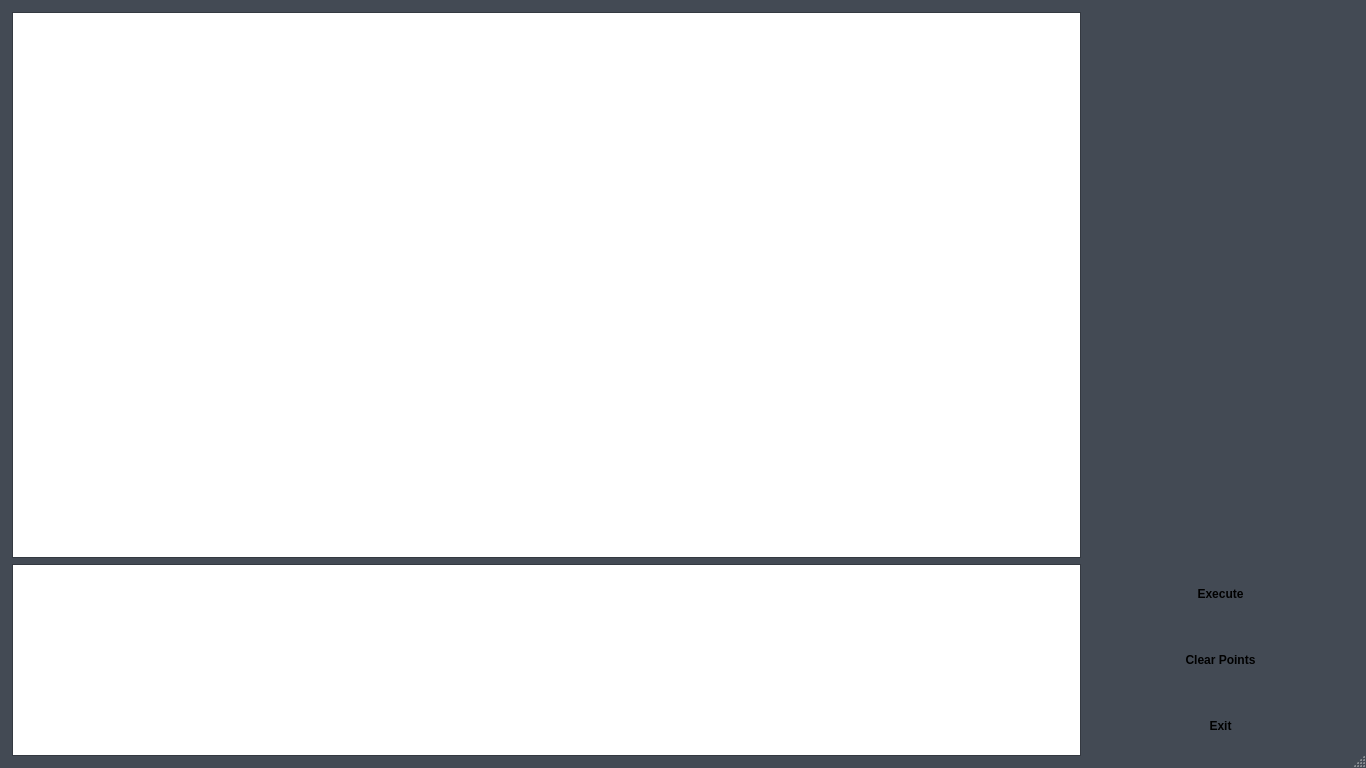
The window that GS/mapplanning.ui (UCI-UAVForge/GroundStation) describes before a commit, drawn with Qt 5.
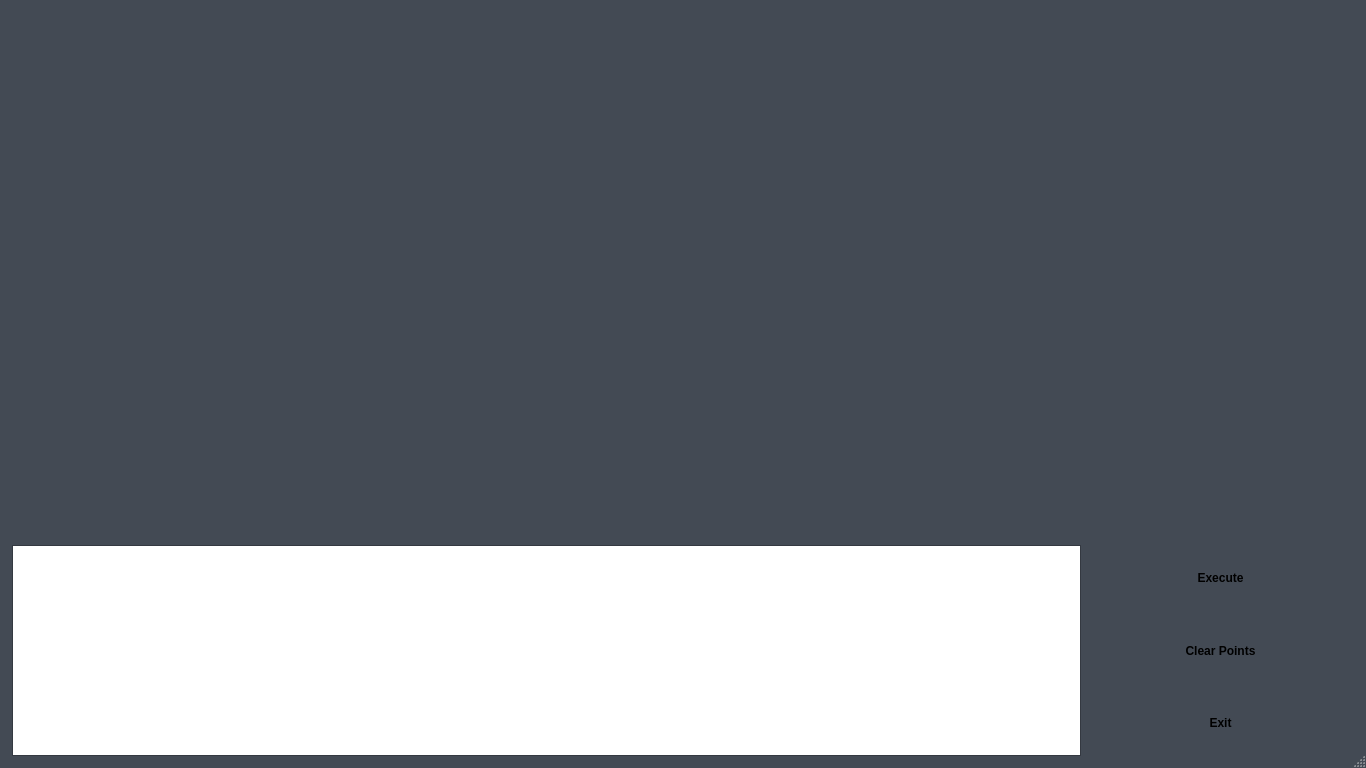
The same window after the commit. Custom widgets are drawn as their Qt base class.

```diff
--- a/GS/mapplanning.ui
+++ b/GS/mapplanning.ui
@@ -103,41 +103,13 @@
     <number>12</number>
    </property>
    <item row="0" column="0">
-    <layout class="QGridLayout" name="gridLayout_2" rowstretch="0,0" columnstretch="4,1">
+    <layout class="QGridLayout" name="gridLayout_2" rowstretch="5,2" columnstretch="4,1">
      <property name="sizeConstraint">
       <enum>QLayout::SetNoConstraint</enum>
      </property>
      <property name="spacing">
       <number>-1</number>
      </property>
-     <item row="1" column="0">
-      <widget class="QTableView" name="tableView">
-       <property name="enabled">
-        <bool>true</bool>
-       </property>
-       <property name="sizePolicy">
-        <sizepolicy hsizetype="Preferred" vsizetype="Preferred">
-         <horstretch>0</horstretch>
-         <verstretch>0</verstretch>
-        </sizepolicy>
-       </property>
-       <property name="minimumSize">
-        <size>
-         <width>290</width>
-         <height>0</height>
-        </size>
-       </property>
-       <property name="frameShadow">
-        <enum>QFrame::Plain</enum>
-       </property>
-       <property name="lineWidth">
-        <number>1</number>
-       </property>
-       <attribute name="verticalHeaderVisible">
-        <bool>false</bool>
-       </attribute>
-      </widget>
-     </item>
      <item row="1" column="1">
       <layout class="QVBoxLayout" name="verticalLayout" stretch="0,0,0">
        <property name="spacing">
@@ -220,13 +192,29 @@
        </item>
       </layout>
      </item>
+     <item row="1" column="0">
+      <widget class="TableWidget" name="tableView"/>
+     </item>
      <item row="0" column="0">
-      <widget class="QGraphicsView" name="graphicsView"/>
+      <widget class="MapWidget" name="mapView" native="true"/>
      </item>
     </layout>
    </item>
   </layout>
  </widget>
+ <customwidgets>
+  <customwidget>
+   <class>TableWidget</class>
+   <extends>QTableView</extends>
+   <header>tablewidget.h</header>
+  </customwidget>
+  <customwidget>
+   <class>MapWidget</class>
+   <extends>QWidget</extends>
+   <header>mapwidget.h</header>
+   <container>1</container>
+  </customwidget>
+ </customwidgets>
  <resources/>
  <connections/>
  <slots>
```
